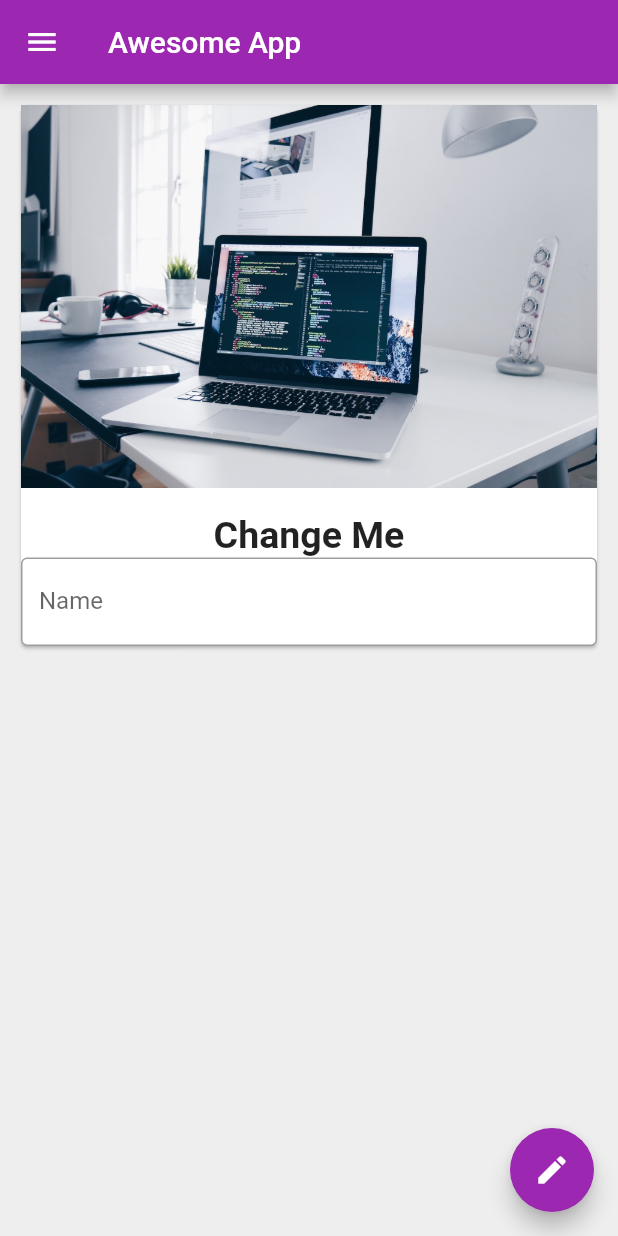
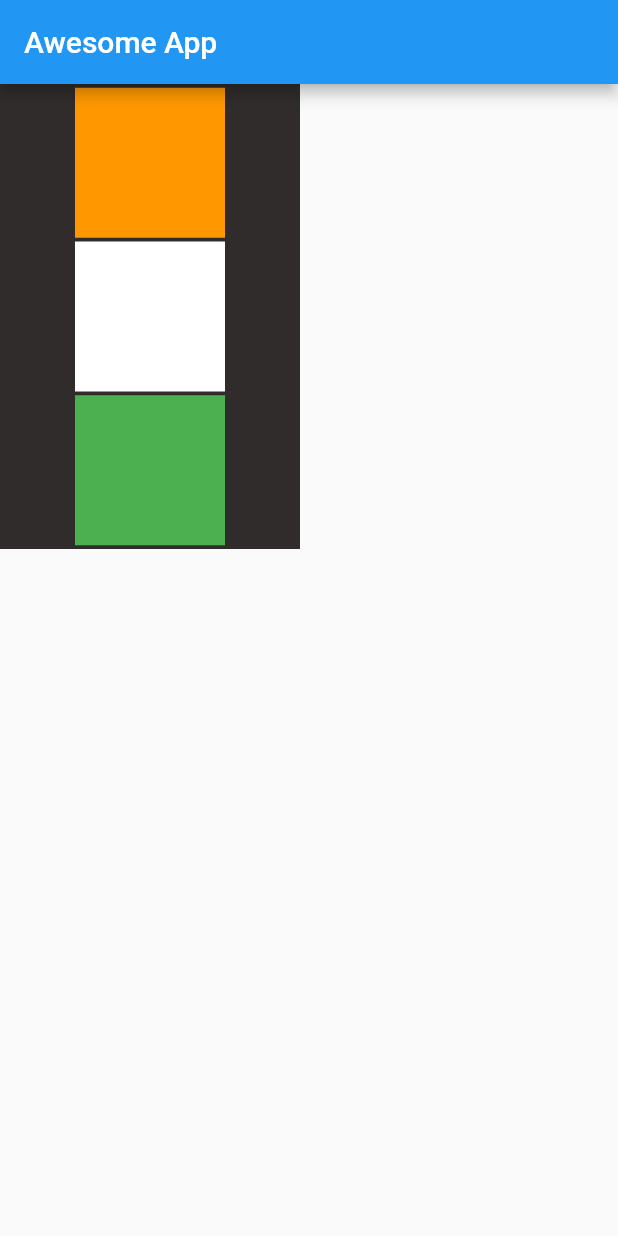
Before and after one commit to Kparihar04/Flutter_Project1, a Flutter app: the screen it shows after launch, on a phone screen of 412 x 824 dp. Run offline on Flutter 3.47's test engine with Material 2 defaults, Android fonts, the phone set to English and light mode, and no system bars.

Commit message:
Revert "Dev#ch3"

```diff
--- a/Project_1/test_app/lib/main.dart
+++ b/Project_1/test_app/lib/main.dart
@@ -4,90 +4,45 @@ void main() {
   runApp(MaterialApp(
     title: "Awesome App",
     home: HomePage(),
-    theme: ThemeData(
-      primarySwatch: Colors.purple,
-    ),
   ));
 }
 
-class HomePage extends StatefulWidget {
-  @override
-  State<HomePage> createState() => _HomePageState();
-}
-
-class _HomePageState extends State<HomePage> {
-  TextEditingController _nameController = TextEditingController();
-  var myText = "Change Me";
-  @override
-  void initState() {
-    // TODO: implement initState
-    super.initState();
-  }
-
+class HomePage extends StatelessWidget {
   @override
   Widget build(BuildContext context) {
     return Scaffold(
-      backgroundColor: Colors.grey[200],
-      appBar: AppBar(title: Text("Awesome App")),
-      //Center Start
-      body: Padding(
-        padding: const EdgeInsets.all(10.0),
-        child: SingleChildScrollView(
-          child: Card(
-            child: Column(children: <Widget>[
-              Image.asset("assets/bgmi.jpg", fit: BoxFit.cover),
-              SizedBox(height: 17),
-              Text(
-                myText,
-                style: TextStyle(fontSize: 25, fontWeight: FontWeight.bold),
+        appBar: AppBar(
+          title: Text("Awesome App"),
+        ),
+        body: Container(
+          color: Color.fromARGB(210, 5, 0, 0),
+          width: 200,
+          height: 310,
+          child :Column(
+            mainAxisAlignment: MainAxisAlignment.spaceEvenly,
+            crossAxisAlignment: CrossAxisAlignment.center,
+            children: <Widget>[
+              Container(
+                padding: const EdgeInsets.all(8),
+                color: Colors.orange,
+                width: 100,
+                height: 100,
               ),
-              TextField(
-                controller: _nameController,
-                keyboardType: TextInputType.text,
-                decoration: InputDecoration(
-                  hintText: "Enter your name",
-                  labelText: "Name",
-                  border: OutlineInputBorder(),
-                ),
+              Container(
+                padding: const EdgeInsets.all(8),
+                color: Colors.white,
+                width: 100,
+                height: 100,
               ),
-            ]),
+              Container(
+                padding: const EdgeInsets.all(8),
+                color: Colors.green,
+                width: 100,
+                height: 100,
+              ),
+            ],
           ),
-        ),
-      ),
-      drawer: Drawer(
-        child: ListView(
-          padding: EdgeInsets.zero,
-          children: <Widget>[
-            UserAccountsDrawerHeader(
-              accountName: Text("Keshav Parihar"),
-              accountEmail: Text("Keshavparihar04@gmail.com"),
-              currentAccountPicture: CircleAvatar(
-                backgroundImage: NetworkImage(
-                    "https://images.unsplash.com/photo-1539571696357-5a69c17a67c6?ixlib=rb-4.0.3&ixid=MnwxMjA3fDB8MHxwaG90by1wYWdlfHx8fGVufDB8fHx8&auto=format&fit=crop&w=774&q=80"),
-              ),
-            ),
-            ListTile(
-              leading: Icon(Icons.person),
-              title: Text("Account"),
-              subtitle: Text("Keshav Parihar"),
-              trailing: Icon(Icons.edit),
-            ),
-            ListTile(
-              leading: Icon(Icons.email),
-              title: Text("Email ID"),
-              subtitle: Text("Keshavparihar@gmail.com"),
-              trailing: Icon(Icons.send),
-            )
-          ],
-        ),
-      ),
-      floatingActionButton: FloatingActionButton(
-        onPressed: () {
-          myText = _nameController.text;
-          setState(() {});
-        },
-        child: Icon(Icons.edit),
-      ),
-    );
+        )
+        );
   }
 }
--- a/Project_1/test_app/pubspec.yaml
+++ b/Project_1/test_app/pubspec.yaml
@@ -60,8 +60,7 @@ flutter:
   uses-material-design: true
 
   # To add assets to your application, add an assets section, like this:
-  assets:
-    - assets/
+  # assets:
   #   - images/a_dot_burr.jpeg
   #   - images/a_dot_ham.jpeg
 
```
Also changed, not shown: Project_1/test_app/assets/bgmi.jpg (deleted), 1 other file.
